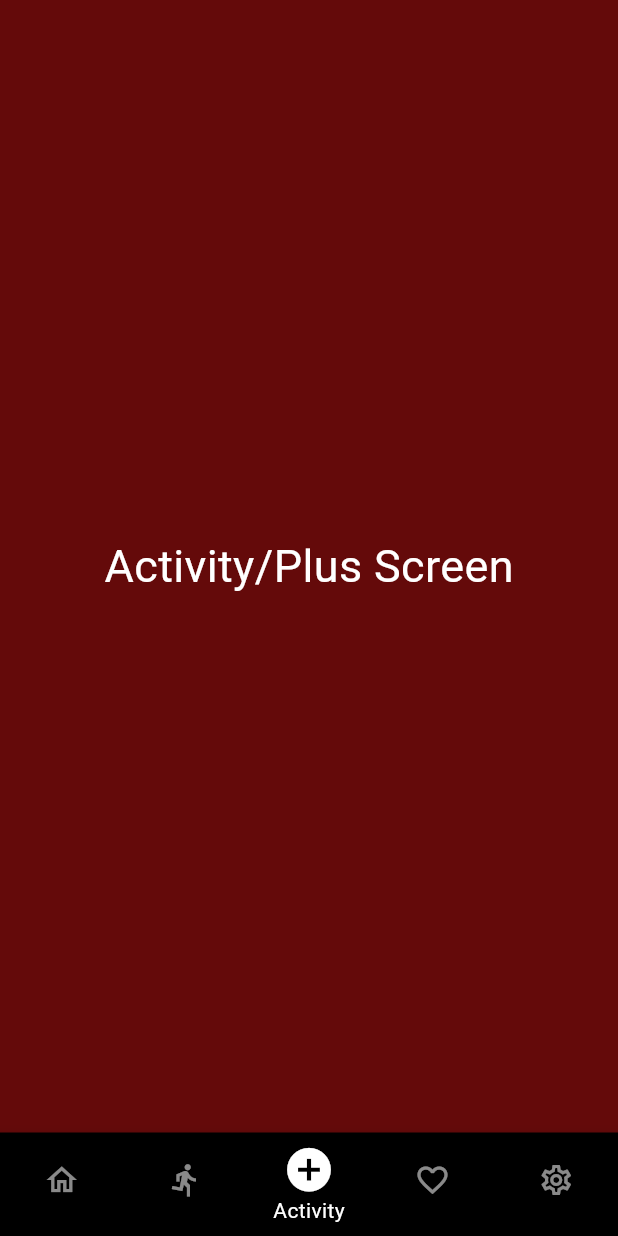
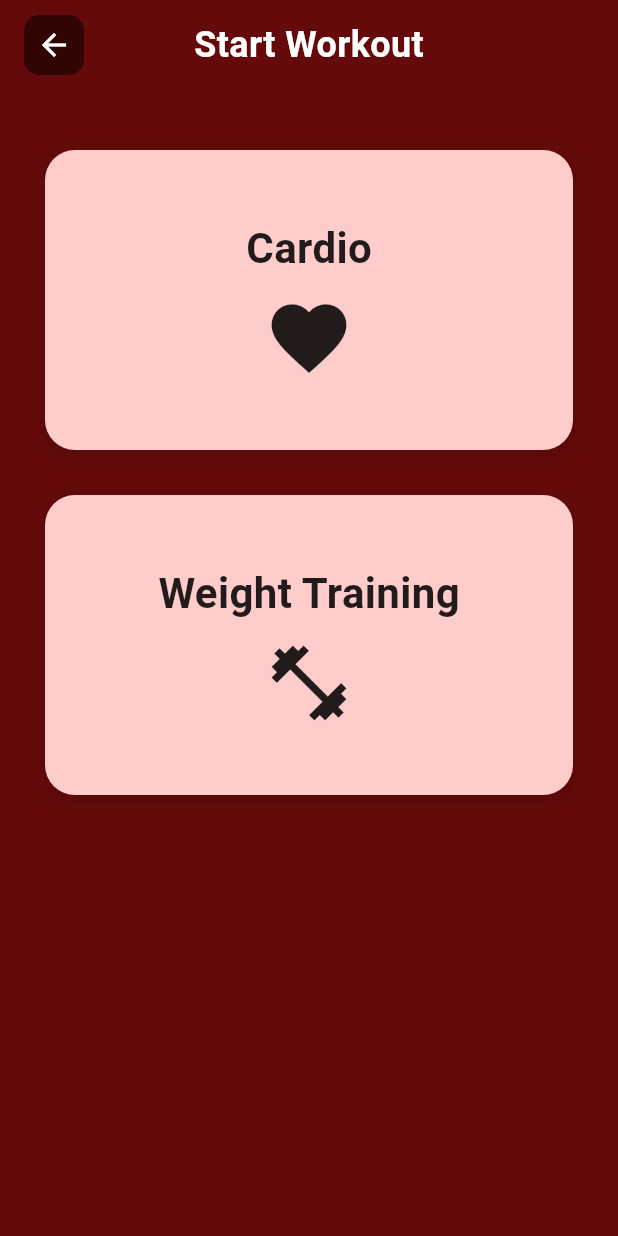
Before and after one commit to susenayw/FitLife, a Flutter app: the MainScreen screen opened directly, item 3 of the bottom bar chosen, on a phone screen of 412 x 824 dp. Run offline on Flutter 3.47's test engine with Material 3 defaults, Android fonts, the phone set to English and light mode, and no system bars; our stand-ins replace image_picker; accounts and stored records are empty.

Commit message:
menambah page activity

```diff
--- /dev/null
+++ b/lib/screens/unified_activity_screen.dart
@@ -0,0 +1,212 @@
+// lib/screens/unified_activity_screen.dart
+import 'package:flutter/material.dart';
+
+enum ActivityView { selection, cardioList, weightTrainingList }
+
+class UnifiedActivityScreen extends StatefulWidget {
+  const UnifiedActivityScreen({super.key});
+
+  @override
+  State<UnifiedActivityScreen> createState() => _UnifiedActivityScreenState();
+}
+
+class _UnifiedActivityScreenState extends State<UnifiedActivityScreen> {
+  ActivityView _currentView = ActivityView.selection;
+
+  // Data Latihan
+  final List<String> cardioWorkouts = const ['Running', 'Jump Rope', 'Burpees', 'Jumping Jacks', 'High Knees', 'Mountain Climbers', 'Cycling'];
+  final List<IconData> cardioIcons = const [Icons.directions_run, Icons.sports_tennis, Icons.person, Icons.accessibility_new, Icons.directions_walk, Icons.fitness_center, Icons.directions_bike];
+
+  final List<String> weightWorkouts = const ['Bench Press', 'Squat', 'Dead Lift', 'Shoulder Press', 'Pull-Up', 'Barbell Row', 'Leg Press', 'Bicep Curl', 'Tricep Extension'];
+  final List<IconData> weightIcons = const [Icons.fitness_center, Icons.accessibility_new, Icons.person, Icons.sports_gymnastics, Icons.vertical_align_top, Icons.rowing, Icons.airline_seat_legroom_extra, Icons.volunteer_activism, Icons.directions_walk];
+
+
+  // --- FUNGSI NAVIGASI STATE INTERNAL ---
+  void _navigateToView(ActivityView view) {
+    setState(() {
+      _currentView = view;
+    });
+  }
+
+  void _onBackPress() {
+    if (_currentView == ActivityView.selection) {
+      Navigator.pop(context); // Kembali ke MainScreen
+    } else {
+      _navigateToView(ActivityView.selection); // Kembali ke Selection View
+    }
+  }
+
+  // Tampilan 1: Pemilihan Cardio/Weight
+  Widget _buildSelectionView() {
+    return SingleChildScrollView(
+      padding: const EdgeInsets.all(30.0),
+      child: Column(
+        children: [
+          // const Icon(Icons.play_circle_fill, size: 40, color: Colors.black), <-- DIHILANGKAN
+          // const SizedBox(height: 20), <-- DIHILANGKAN
+
+          _buildWorkoutCard(
+            context,
+            title: 'Cardio',
+            icon: Icons.favorite,
+            onTap: () => _navigateToView(ActivityView.cardioList),
+          ),
+          const SizedBox(height: 30),
+          _buildWorkoutCard(
+            context,
+            title: 'Weight Training',
+            icon: Icons.fitness_center,
+            onTap: () => _navigateToView(ActivityView.weightTrainingList),
+          ),
+        ],
+      ),
+    );
+  }
+
+  // Tampilan 2 & 3: Daftar Latihan
+  Widget _buildListView(List<String> workouts, List<IconData> icons, String title) {
+    return Container(
+      width: double.infinity,
+      decoration: const BoxDecoration(
+        color: Colors.white,
+        borderRadius: BorderRadius.only(
+          topLeft: Radius.circular(30),
+          topRight: Radius.circular(30),
+        ),
+      ),
+      child: Column(
+        children: [
+          // const Padding( <-- DIHILANGKAN
+          //     padding: EdgeInsets.only(top: 20.0, bottom: 20.0),
+          //     child: Icon(Icons.play_circle_fill, size: 40, color: Colors.black),
+          // ),
+
+          // Konten List harus dibungkus Expanded karena berada di dalam Column
+          Expanded(
+            child: ListView.builder(
+              padding: const EdgeInsets.only(top: 20, left: 16, right: 16), // <-- Sesuaikan padding atas
+              itemCount: workouts.length,
+              itemBuilder: (context, index) {
+                return ListTile(
+                  leading: CircleAvatar(
+                    backgroundColor: Colors.white,
+                    child: Icon(icons[index], color: Colors.black54),
+                  ),
+                  title: Text(workouts[index], style: const TextStyle(fontSize: 18, fontWeight: FontWeight.w500)),
+                  trailing: const Icon(Icons.arrow_forward_ios, size: 16),
+                  onTap: () {
+                    // TODO: Navigasi ke detail latihan
+                  },
+                );
+              },
+            ),
+          ),
+        ],
+      ),
+    );
+  }
+
+
+  // Widget Pembantu untuk Kartu Latihan (Selection View)
+  Widget _buildWorkoutCard(BuildContext context, {required String title, required IconData icon, required VoidCallback onTap}) {
+    return GestureDetector(
+      onTap: onTap,
+      child: Container(
+        height: 200,
+        width: double.infinity,
+        decoration: BoxDecoration(
+          color: const Color(0xFFFFCCCC),
+          borderRadius: BorderRadius.circular(20),
+          boxShadow: [
+            BoxShadow(
+              color: Colors.black.withOpacity(0.1),
+              spreadRadius: 2,
+              blurRadius: 5,
+              offset: const Offset(0, 3),
+            ),
+          ],
+        ),
+        child: Column(
+          mainAxisAlignment: MainAxisAlignment.center,
+          children: [
+            Text(
+              title,
+              style: const TextStyle(fontSize: 28, fontWeight: FontWeight.bold, color: Colors.black87),
+            ),
+            const SizedBox(height: 10),
+            Icon(icon, size: 60, color: Colors.black87),
+          ],
+        ),
+      ),
+    );
+  }
+
+
+  // --- WIDGET UTAMA (MAIN BUILD) ---
+  @override
+  Widget build(BuildContext context) {
+    String title;
+    Widget bodyContent;
+
+    switch (_currentView) {
+      case ActivityView.selection:
+        title = 'Start Workout';
+        bodyContent = _buildSelectionView();
+        break;
+      case ActivityView.cardioList:
+        title = 'Cardio';
+        bodyContent = _buildListView(cardioWorkouts, cardioIcons, title);
+        break;
+      case ActivityView.weightTrainingList:
+        title = 'Weight Training';
+        bodyContent = _buildListView(weightWorkouts, weightIcons, title);
+        break;
+    }
+
+    return Scaffold(
+      backgroundColor: const Color(0xFF640A0A),
+      body: SafeArea(
+        child: Column(
+          children: [
+            // Header Bar (Back Button dan Title)
+            Padding(
+              padding: const EdgeInsets.only(top: 10.0, left: 16.0),
+              child: Row(
+                children: [
+                  Container(
+                    width: 40,
+                    height: 40,
+                    decoration: BoxDecoration(
+                      color: Colors.black.withOpacity(0.5),
+                      borderRadius: BorderRadius.circular(10),
+                    ),
+                    child: IconButton(
+                      icon: const Icon(Icons.arrow_back, color: Colors.white),
+                      onPressed: _onBackPress,
+                      padding: EdgeInsets.zero,
+                    ),
+                  ),
+                  Expanded(
+                    child: Center(
+                      child: Text(
+                        title,
+                        style: const TextStyle(fontSize: 24, fontWeight: FontWeight.bold, color: Colors.white),
+                      ),
+                    ),
+                  ),
+                  const SizedBox(width: 56),
+                ],
+              ),
+            ),
+            const SizedBox(height: 20),
+
+            // Kunci FIX: Gunakan Expanded untuk konten utama
+            Expanded(
+              child: bodyContent,
+            ),
+          ],
+        ),
+      ),
+    );
+  }
+}
```
Also changed, not shown: lib/main_screen.dart (+82 -68 lines).
